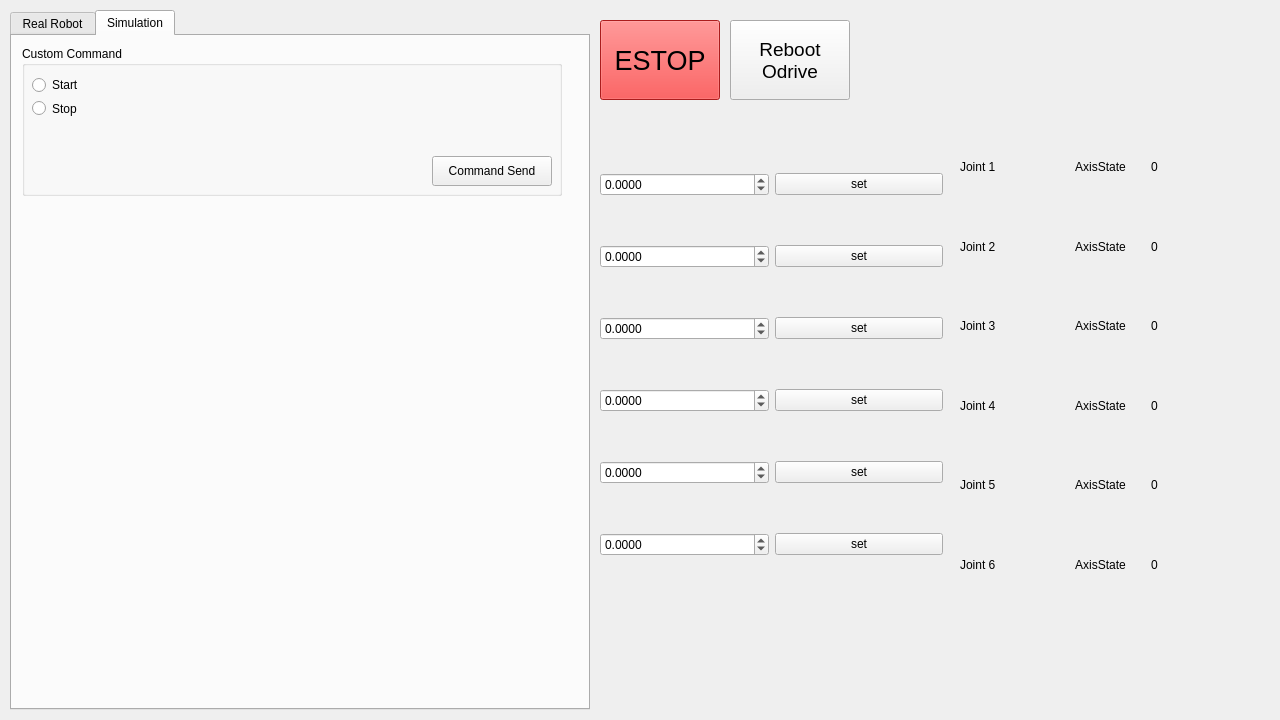
Old version of the form src/dyros_gui.ui in the repository JunhyeokRui/dyros_bolt_gui.
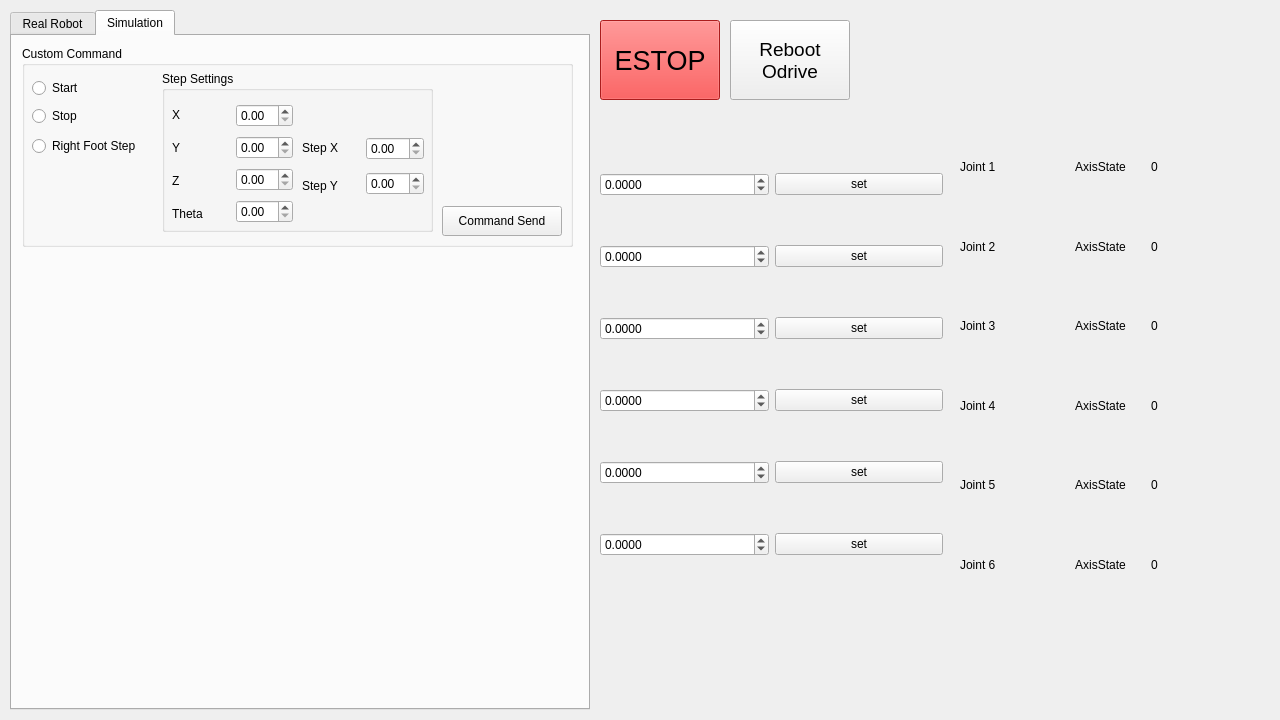
New version of the form.

Commit message: custom walking added

What changed in the file:
```diff
--- a/src/dyros_gui.ui
+++ b/src/dyros_gui.ui
@@ -505,8 +505,8 @@
       <rect>
        <x>10</x>
        <y>10</y>
-       <width>540</width>
-       <height>150</height>
+       <width>551</width>
+       <height>201</height>
       </rect>
      </property>
      <property name="title">
@@ -515,8 +515,8 @@
      <widget class="QPushButton" name="CcCmdButton">
       <property name="geometry">
        <rect>
-        <x>410</x>
-        <y>110</y>
+        <x>420</x>
+        <y>160</y>
         <width>120</width>
         <height>30</height>
        </rect>
@@ -531,7 +531,7 @@
         <x>10</x>
         <y>30</y>
         <width>61</width>
-        <height>41</height>
+        <height>54</height>
        </rect>
       </property>
       <layout class="QVBoxLayout" name="verticalLayout_3">
@@ -551,6 +551,132 @@
        </item>
       </layout>
      </widget>
+     <widget class="QRadioButton" name="isRightFootStep">
+      <property name="geometry">
+       <rect>
+        <x>10</x>
+        <y>90</y>
+        <width>130</width>
+        <height>20</height>
+       </rect>
+      </property>
+      <property name="text">
+       <string>Right Foot Step</string>
+      </property>
+     </widget>
+     <widget class="QGroupBox" name="groupBox_2">
+      <property name="geometry">
+       <rect>
+        <x>140</x>
+        <y>25</y>
+        <width>271</width>
+        <height>161</height>
+       </rect>
+      </property>
+      <property name="title">
+       <string>Step Settings</string>
+      </property>
+      <widget class="QWidget" name="horizontalLayoutWidget">
+       <property name="geometry">
+        <rect>
+         <x>10</x>
+         <y>30</y>
+         <width>121</width>
+         <height>126</height>
+        </rect>
+       </property>
+       <layout class="QHBoxLayout" name="horizontalLayout_13">
+        <item>
+         <layout class="QVBoxLayout" name="verticalLayout_4">
+          <item>
+           <widget class="QLabel" name="label">
+            <property name="text">
+             <string>X</string>
+            </property>
+           </widget>
+          </item>
+          <item>
+           <widget class="QLabel" name="label_3">
+            <property name="text">
+             <string>Y</string>
+            </property>
+           </widget>
+          </item>
+          <item>
+           <widget class="QLabel" name="label_2">
+            <property name="text">
+             <string>Z</string>
+            </property>
+           </widget>
+          </item>
+          <item>
+           <widget class="QLabel" name="label_4">
+            <property name="text">
+             <string>Theta</string>
+            </property>
+           </widget>
+          </item>
+         </layout>
+        </item>
+        <item>
+         <layout class="QVBoxLayout" name="verticalLayout_5">
+          <item>
+           <widget class="QDoubleSpinBox" name="direction_x"/>
+          </item>
+          <item>
+           <widget class="QDoubleSpinBox" name="direction_y"/>
+          </item>
+          <item>
+           <widget class="QDoubleSpinBox" name="direction_z"/>
+          </item>
+          <item>
+           <widget class="QDoubleSpinBox" name="direction_theta"/>
+          </item>
+         </layout>
+        </item>
+       </layout>
+      </widget>
+      <widget class="QWidget" name="horizontalLayoutWidget_2">
+       <property name="geometry">
+        <rect>
+         <x>140</x>
+         <y>60</y>
+         <width>122</width>
+         <height>71</height>
+        </rect>
+       </property>
+       <layout class="QHBoxLayout" name="horizontalLayout_14">
+        <item>
+         <layout class="QVBoxLayout" name="verticalLayout_6">
+          <item>
+           <widget class="QLabel" name="label_5">
+            <property name="text">
+             <string>Step X</string>
+            </property>
+           </widget>
+          </item>
+          <item>
+           <widget class="QLabel" name="label_6">
+            <property name="text">
+             <string>Step Y</string>
+            </property>
+           </widget>
+          </item>
+         </layout>
+        </item>
+        <item>
+         <layout class="QVBoxLayout" name="verticalLayout_7">
+          <item>
+           <widget class="QDoubleSpinBox" name="step_length_x"/>
+          </item>
+          <item>
+           <widget class="QDoubleSpinBox" name="step_length_y"/>
+          </item>
+         </layout>
+        </item>
+       </layout>
+      </widget>
+     </widget>
     </widget>
    </widget>
   </widget>
```
The commit also changes 2 other files.
